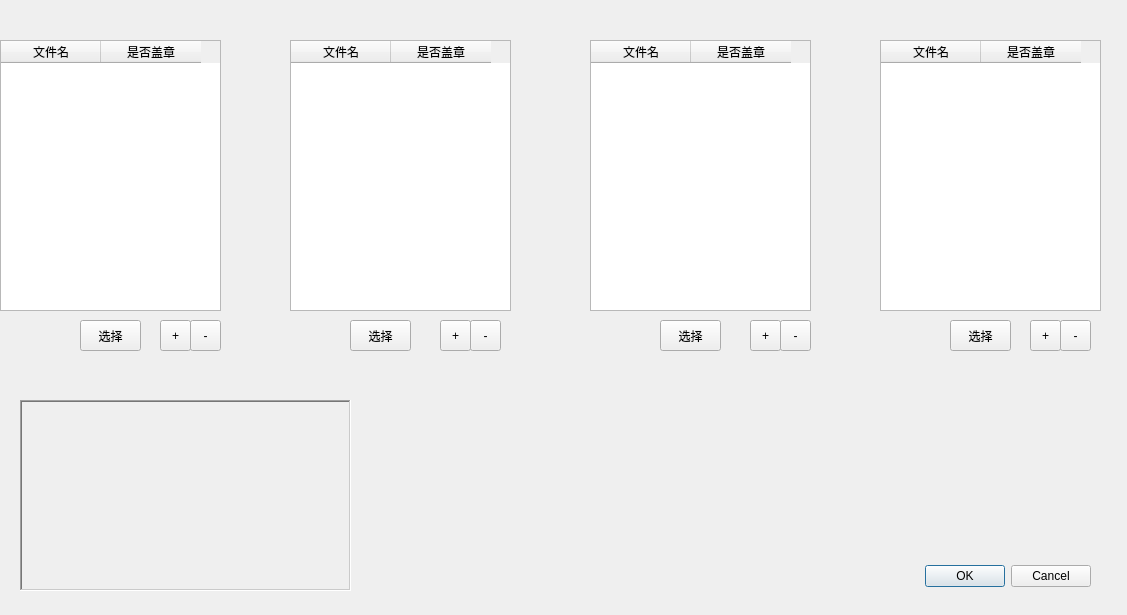
Before: the Qt Designer form default.ui in ssfdust/OfficeConventer, drawn with Qt 5.
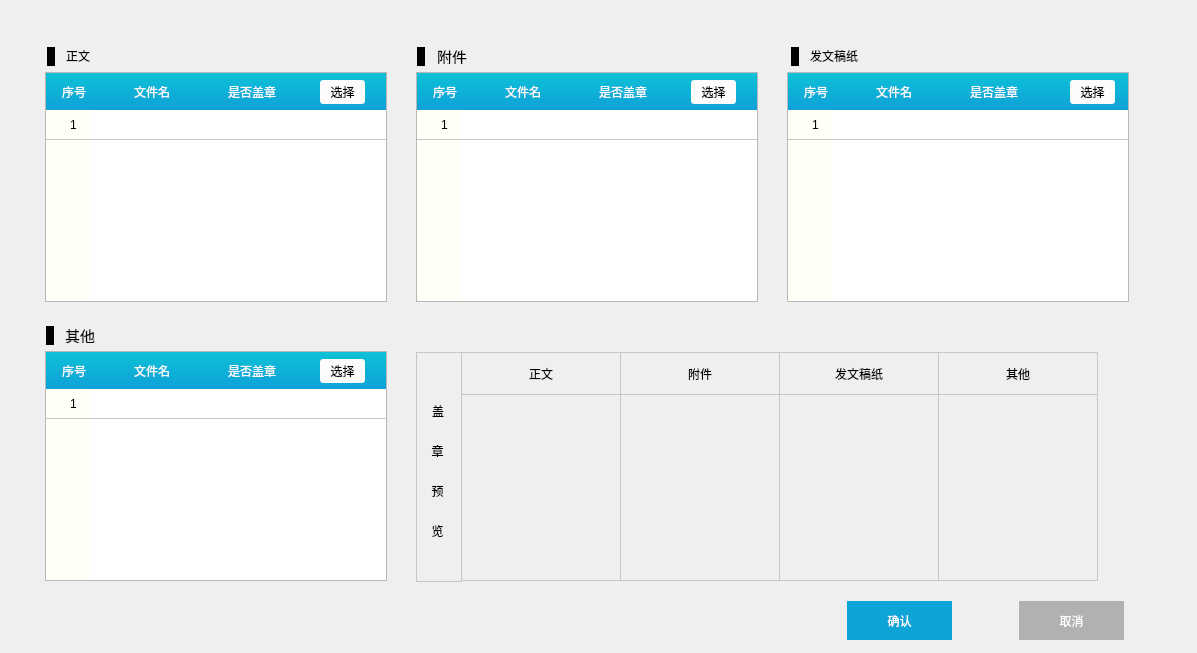
After: the same form once the commit is applied. Icons and pictures are not drawn.

Patch:
```diff
--- a/default.ui
+++ b/default.ui
@@ -6,276 +6,879 @@
    <rect>
     <x>0</x>
     <y>0</y>
-    <width>1127</width>
-    <height>615</height>
+    <width>1197</width>
+    <height>653</height>
    </rect>
   </property>
+  <property name="sizePolicy">
+   <sizepolicy hsizetype="Ignored" vsizetype="Ignored">
+    <horstretch>0</horstretch>
+    <verstretch>0</verstretch>
+   </sizepolicy>
+  </property>
+  <property name="minimumSize">
+   <size>
+    <width>1197</width>
+    <height>653</height>
+   </size>
+  </property>
+  <property name="maximumSize">
+   <size>
+    <width>1197</width>
+    <height>653</height>
+   </size>
+  </property>
   <property name="windowTitle">
    <string>Dialog</string>
   </property>
-  <widget class="QDialogButtonBox" name="buttonBox">
-   <property name="geometry">
-    <rect>
-     <x>750</x>
-     <y>560</y>
-     <width>341</width>
-     <height>32</height>
-    </rect>
-   </property>
-   <property name="orientation">
-    <enum>Qt::Horizontal</enum>
-   </property>
-   <property name="standardButtons">
-    <set>QDialogButtonBox::Cancel|QDialogButtonBox::Ok</set>
-   </property>
-  </widget>
-  <widget class="QToolButton" name="add3">
-   <property name="geometry">
-    <rect>
-     <x>750</x>
-     <y>320</y>
-     <width>31</width>
-     <height>31</height>
-    </rect>
-   </property>
-   <property name="text">
-    <string>+</string>
-   </property>
-  </widget>
-  <widget class="QToolButton" name="del3">
-   <property name="geometry">
-    <rect>
-     <x>780</x>
-     <y>320</y>
-     <width>31</width>
-     <height>31</height>
-    </rect>
-   </property>
-   <property name="text">
-    <string>-</string>
-   </property>
-  </widget>
-  <widget class="QPushButton" name="select3">
-   <property name="geometry">
-    <rect>
-     <x>660</x>
-     <y>320</y>
-     <width>61</width>
-     <height>31</height>
-    </rect>
-   </property>
-   <property name="text">
-    <string>选择</string>
-   </property>
-  </widget>
+  <property name="styleSheet">
+   <string notr="true"/>
+  </property>
   <widget class="QTableWidget" name="table1">
    <property name="geometry">
     <rect>
-     <x>0</x>
-     <y>40</y>
-     <width>221</width>
-     <height>271</height>
+     <x>45</x>
+     <y>72</y>
+     <width>342</width>
+     <height>230</height>
     </rect>
    </property>
+   <property name="styleSheet">
+    <string notr="true">QHeaderView{
+	background:#fffff8;
+}
+QTableWidgetItem {
+	text-align:right;
+}
+QTableView QHeaderView::section {
+	padding-left:24px;
+}
+QHeaderView::section::horizontal {
+	color: #FCFCFC;
+	width: 50px;
+	height: 37px;
+	background: qlineargradient(spread:pad, x1:0, y1:0, x2:0, y2:1, stop:0 rgba(14, 193, 214, 255), stop:1 rgba(14, 161, 216, 255));
+	border: 0px;
+}
+QTableView{
+    gridline-color: #fffff8;
+}
+QTableView::item{
+	height:32px;
+    border-bottom: 1px solid  #C6C6C6;
+}
+QHeaderView::section::vertical{
+	text-align: right;
+	width:20px;
+	height:32px;
+	background: #fffff8;
+	border-style: none;
+	border-bottom: 0.5px solid  #C6C6C6;
+}</string>
+   </property>
+   <property name="horizontalScrollBarPolicy">
+    <enum>Qt::ScrollBarAlwaysOff</enum>
+   </property>
+   <property name="showGrid">
+    <bool>false</bool>
+   </property>
+   <row>
+    <property name="text">
+     <string>1</string>
+    </property>
+   </row>
    <column>
     <property name="text">
      <string>文件名</string>
     </property>
+    <property name="textAlignment">
+     <set>AlignCenter</set>
+    </property>
    </column>
    <column>
     <property name="text">
      <string>是否盖章</string>
     </property>
+    <property name="textAlignment">
+     <set>AlignCenter</set>
+    </property>
    </column>
+   <column>
+    <property name="text">
+     <string/>
+    </property>
+   </column>
+   <item row="0" column="0">
+    <property name="text">
+     <string/>
+    </property>
+   </item>
+   <item row="0" column="1">
+    <property name="text">
+     <string/>
+    </property>
+   </item>
   </widget>
   <widget class="QPushButton" name="select1">
    <property name="geometry">
     <rect>
-     <x>80</x>
-     <y>320</y>
-     <width>61</width>
-     <height>31</height>
+     <x>320</x>
+     <y>80</y>
+     <width>45</width>
+     <height>24</height>
     </rect>
    </property>
+   <property name="styleSheet">
+    <string notr="true">QPushButton {
+border-style: inset;
+background:rgba(252,252,252,1);
+border-radius: 3px;
+}
+QPushButton:pressed{
+background-color: rgb(228, 228, 228);
+border-style: outset;
+}</string>
+   </property>
    <property name="text">
     <string>选择</string>
    </property>
-  </widget>
-  <widget class="QToolButton" name="add1">
-   <property name="geometry">
-    <rect>
-     <x>160</x>
-     <y>320</y>
-     <width>31</width>
-     <height>31</height>
-    </rect>
-   </property>
-   <property name="text">
-    <string>+</string>
-   </property>
-  </widget>
-  <widget class="QToolButton" name="del1">
-   <property name="geometry">
-    <rect>
-     <x>190</x>
-     <y>320</y>
-     <width>31</width>
-     <height>31</height>
-    </rect>
-   </property>
-   <property name="text">
-    <string>-</string>
+   <property name="flat">
+    <bool>false</bool>
    </property>
   </widget>
   <widget class="QTableWidget" name="table3">
    <property name="geometry">
     <rect>
-     <x>590</x>
-     <y>40</y>
-     <width>221</width>
-     <height>271</height>
+     <x>787</x>
+     <y>72</y>
+     <width>342</width>
+     <height>230</height>
     </rect>
    </property>
+   <property name="styleSheet">
+    <string notr="true">QHeaderView{
+	background:#fffff8;
+}
+QTableWidgetItem {
+	text-align:right;
+}
+QTableView QHeaderView::section {
+	padding-left:24px;
+}
+QHeaderView::section::horizontal {
+	color: #FCFCFC;
+	width: 50px;
+	height: 37px;
+	background: qlineargradient(spread:pad, x1:0, y1:0, x2:0, y2:1, stop:0 rgba(14, 193, 214, 255), stop:1 rgba(14, 161, 216, 255));
+	border: 0px;
+}
+QTableView{
+    gridline-color: #fffff8;
+}
+QTableView::item{
+	height:32px;
+    border-bottom: 1px solid  #C6C6C6;
+}
+QHeaderView::section::vertical{
+	text-align: right;
+	width:20px;
+	height:32px;
+	background: #fffff8;
+	border-style: none;
+	border-bottom: 0.5px solid  #C6C6C6;
+}</string>
+   </property>
+   <property name="horizontalScrollBarPolicy">
+    <enum>Qt::ScrollBarAlwaysOff</enum>
+   </property>
+   <property name="showGrid">
+    <bool>false</bool>
+   </property>
+   <row>
+    <property name="text">
+     <string>1</string>
+    </property>
+   </row>
    <column>
     <property name="text">
      <string>文件名</string>
     </property>
+    <property name="textAlignment">
+     <set>AlignCenter</set>
+    </property>
    </column>
    <column>
     <property name="text">
      <string>是否盖章</string>
+    </property>
+    <property name="textAlignment">
+     <set>AlignCenter</set>
+    </property>
+   </column>
+   <column>
+    <property name="text">
+     <string/>
     </property>
    </column>
   </widget>
   <widget class="QTableWidget" name="table2">
    <property name="geometry">
     <rect>
-     <x>290</x>
-     <y>40</y>
-     <width>221</width>
-     <height>271</height>
+     <x>416</x>
+     <y>72</y>
+     <width>342</width>
+     <height>230</height>
     </rect>
    </property>
+   <property name="styleSheet">
+    <string notr="true">QHeaderView{
+	background:#fffff8;
+}
+QTableWidgetItem {
+	text-align:right;
+}
+QTableView QHeaderView::section {
+	padding-left:24px;
+}
+QHeaderView::section::horizontal {
+	color: #FCFCFC;
+	width: 50px;
+	height: 37px;
+	background: qlineargradient(spread:pad, x1:0, y1:0, x2:0, y2:1, stop:0 rgba(14, 193, 214, 255), stop:1 rgba(14, 161, 216, 255));
+	border: 0px;
+}
+QTableView{
+    gridline-color: #fffff8;
+}
+QTableView::item{
+	height:32px;
+    border-bottom: 1px solid  #C6C6C6;
+}
+QHeaderView::section::vertical{
+	text-align: right;
+	width:20px;
+	height:32px;
+	background: #fffff8;
+	border-style: none;
+	border-bottom: 0.5px solid  #C6C6C6;
+}</string>
+   </property>
+   <property name="horizontalScrollBarPolicy">
+    <enum>Qt::ScrollBarAlwaysOff</enum>
+   </property>
+   <property name="showGrid">
+    <bool>false</bool>
+   </property>
+   <row>
+    <property name="text">
+     <string>1</string>
+    </property>
+   </row>
    <column>
     <property name="text">
      <string>文件名</string>
     </property>
+    <property name="textAlignment">
+     <set>AlignCenter</set>
+    </property>
    </column>
    <column>
     <property name="text">
      <string>是否盖章</string>
+    </property>
+    <property name="textAlignment">
+     <set>AlignCenter</set>
+    </property>
+   </column>
+   <column>
+    <property name="text">
+     <string/>
     </property>
    </column>
   </widget>
   <widget class="QPushButton" name="select2">
    <property name="geometry">
     <rect>
-     <x>350</x>
-     <y>320</y>
-     <width>61</width>
-     <height>31</height>
+     <x>691</x>
+     <y>80</y>
+     <width>45</width>
+     <height>24</height>
     </rect>
    </property>
+   <property name="styleSheet">
+    <string notr="true">QPushButton {
+background:rgba(252,252,252,1);
+border-radius: 3px;
+}
+QPushButton:pressed{
+background-color: rgb(228, 228, 228);
+border-style: outset;
+}</string>
+   </property>
    <property name="text">
     <string>选择</string>
    </property>
   </widget>
-  <widget class="QToolButton" name="add2">
-   <property name="geometry">
-    <rect>
-     <x>440</x>
-     <y>320</y>
-     <width>31</width>
-     <height>31</height>
-    </rect>
-   </property>
-   <property name="text">
-    <string>+</string>
-   </property>
-  </widget>
-  <widget class="QToolButton" name="del2">
-   <property name="geometry">
-    <rect>
-     <x>470</x>
-     <y>320</y>
-     <width>31</width>
-     <height>31</height>
-    </rect>
-   </property>
-   <property name="text">
-    <string>-</string>
-   </property>
-  </widget>
   <widget class="QTableWidget" name="table4">
    <property name="geometry">
     <rect>
-     <x>880</x>
-     <y>40</y>
-     <width>221</width>
-     <height>271</height>
+     <x>45</x>
+     <y>351</y>
+     <width>342</width>
+     <height>230</height>
     </rect>
    </property>
+   <property name="styleSheet">
+    <string notr="true">QHeaderView{
+	background:#fffff8;
+}
+QTableView QHeaderView::section {
+	padding-left:24px;
+}
+QHeaderView::section::horizontal {
+	color: #FCFCFC;
+	width: 50px;
+	height: 37px;
+	background: qlineargradient(spread:pad, x1:0, y1:0, x2:0, y2:1, stop:0 rgba(14, 193, 214, 255), stop:1 rgba(14, 161, 216, 255));
+	border: 0px;
+}
+QTableView{
+    gridline-color: #fffff8;
+}
+QTableView::item{
+	height:32px;
+    border-bottom: 1px solid  #C6C6C6;
+}
+QHeaderView::section::vertical{
+	text-align: right;
+	width:20px;
+	height:32px;
+	background: #fffff8;
+	border-style: none;
+	border-bottom: 0.5px solid  #C6C6C6;
+}</string>
+   </property>
+   <property name="horizontalScrollBarPolicy">
+    <enum>Qt::ScrollBarAlwaysOff</enum>
+   </property>
+   <property name="showGrid">
+    <bool>false</bool>
+   </property>
+   <row>
+    <property name="text">
+     <string>1</string>
+    </property>
+   </row>
    <column>
     <property name="text">
      <string>文件名</string>
     </property>
+    <property name="textAlignment">
+     <set>AlignCenter</set>
+    </property>
    </column>
    <column>
     <property name="text">
      <string>是否盖章</string>
     </property>
+    <property name="textAlignment">
+     <set>AlignCenter</set>
+    </property>
    </column>
+   <column>
+    <property name="text">
+     <string/>
+    </property>
+   </column>
+   <item row="0" column="0">
+    <property name="text">
+     <string/>
+    </property>
+   </item>
   </widget>
   <widget class="QPushButton" name="select4">
    <property name="geometry">
     <rect>
-     <x>950</x>
-     <y>320</y>
-     <width>61</width>
-     <height>31</height>
+     <x>320</x>
+     <y>359</y>
+     <width>45</width>
+     <height>24</height>
     </rect>
    </property>
+   <property name="styleSheet">
+    <string notr="true">QPushButton {
+background:rgba(252,252,252,1);
+border-radius: 3px;
+}
+QPushButton:pressed{
+background-color: rgb(228, 228, 228);
+border-style: outset;
+}</string>
+   </property>
    <property name="text">
     <string>选择</string>
    </property>
   </widget>
-  <widget class="QToolButton" name="add4">
+  <widget class="QLabel" name="pic1">
    <property name="geometry">
     <rect>
-     <x>1030</x>
-     <y>320</y>
+     <x>461</x>
+     <y>394</y>
+     <width>160</width>
+     <height>187</height>
+    </rect>
+   </property>
+   <property name="styleSheet">
+    <string notr="true">QLabel {
+	border: 1px solid #C6C6C6;
+}</string>
+   </property>
+   <property name="frameShape">
+    <enum>QFrame::StyledPanel</enum>
+   </property>
+   <property name="frameShadow">
+    <enum>QFrame::Sunken</enum>
+   </property>
+   <property name="lineWidth">
+    <number>1</number>
+   </property>
+   <property name="text">
+    <string/>
+   </property>
+   <property name="pixmap">
+    <pixmap>../../../Downloads/14131077857079_former_shot.jpg</pixmap>
+   </property>
+   <property name="alignment">
+    <set>Qt::AlignCenter</set>
+   </property>
+  </widget>
+  <widget class="QLabel" name="label1">
+   <property name="geometry">
+    <rect>
+     <x>47</x>
+     <y>47</y>
+     <width>8</width>
+     <height>19</height>
+    </rect>
+   </property>
+   <property name="styleSheet">
+    <string notr="true">#label1 {
+background-color: #000000;
+}</string>
+   </property>
+   <property name="text">
+    <string/>
+   </property>
+  </widget>
+  <widget class="QLabel" name="label2">
+   <property name="geometry">
+    <rect>
+     <x>417</x>
+     <y>47</y>
+     <width>8</width>
+     <height>19</height>
+    </rect>
+   </property>
+   <property name="styleSheet">
+    <string notr="true">#label, #label2,#label3,#label4 {
+background-color: #000000;
+}</string>
+   </property>
+   <property name="text">
+    <string/>
+   </property>
+  </widget>
+  <widget class="QLabel" name="label3">
+   <property name="geometry">
+    <rect>
+     <x>791</x>
+     <y>47</y>
+     <width>8</width>
+     <height>19</height>
+    </rect>
+   </property>
+   <property name="styleSheet">
+    <string notr="true">#label, #label2,#label3,#label4 {
+background-color: #000000;
+}</string>
+   </property>
+   <property name="text">
+    <string/>
+   </property>
+  </widget>
+  <widget class="QLabel" name="label4">
+   <property name="geometry">
+    <rect>
+     <x>46</x>
+     <y>326</y>
+     <width>8</width>
+     <height>19</height>
+    </rect>
+   </property>
+   <property name="styleSheet">
+    <string notr="true">#label, #label2,#label3,#label4 {
+background-color: #000000;
+}</string>
+   </property>
+   <property name="text">
+    <string/>
+   </property>
+  </widget>
+  <widget class="QLabel" name="label">
+   <property name="geometry">
+    <rect>
+     <x>66</x>
+     <y>48</y>
+     <width>32</width>
+     <height>15</height>
+    </rect>
+   </property>
+   <property name="text">
+    <string>正文</string>
+   </property>
+  </widget>
+  <widget class="QLabel" name="label_2">
+   <property name="geometry">
+    <rect>
+     <x>437</x>
+     <y>49</y>
      <width>31</width>
-     <height>31</height>
+     <height>15</height>
     </rect>
    </property>
+   <property name="font">
+    <font>
+     <pointsize>11</pointsize>
+    </font>
+   </property>
    <property name="text">
-    <string>+</string>
+    <string>附件</string>
    </property>
   </widget>
-  <widget class="QToolButton" name="del4">
+  <widget class="QLabel" name="label_3">
    <property name="geometry">
     <rect>
-     <x>1060</x>
-     <y>320</y>
+     <x>810</x>
+     <y>48</y>
+     <width>64</width>
+     <height>16</height>
+    </rect>
+   </property>
+   <property name="text">
+    <string>发文稿纸</string>
+   </property>
+  </widget>
+  <widget class="QLabel" name="label_4">
+   <property name="geometry">
+    <rect>
+     <x>46</x>
+     <y>73</y>
+     <width>56</width>
+     <height>37</height>
+    </rect>
+   </property>
+   <property name="styleSheet">
+    <string notr="true">QLabel {
+	background: qlineargradient(spread:pad, x1:0, y1:0, x2:0, y2:1, stop:0 rgba(14, 193, 214, 255), stop:1 rgba(14, 161, 216, 255));
+	color: #FCFCFC;
+}</string>
+   </property>
+   <property name="text">
+    <string>序号</string>
+   </property>
+   <property name="alignment">
+    <set>Qt::AlignCenter</set>
+   </property>
+  </widget>
+  <widget class="QLabel" name="label_5">
+   <property name="geometry">
+    <rect>
+     <x>417</x>
+     <y>73</y>
+     <width>56</width>
+     <height>37</height>
+    </rect>
+   </property>
+   <property name="styleSheet">
+    <string notr="true">QLabel {
+	background: qlineargradient(spread:pad, x1:0, y1:0, x2:0, y2:1, stop:0 rgba(14, 193, 214, 255), stop:1 rgba(14, 161, 216, 255));
+	color: #FCFCFC;
+}</string>
+   </property>
+   <property name="text">
+    <string>序号</string>
+   </property>
+   <property name="alignment">
+    <set>Qt::AlignCenter</set>
+   </property>
+  </widget>
+  <widget class="QLabel" name="label_6">
+   <property name="geometry">
+    <rect>
+     <x>788</x>
+     <y>73</y>
+     <width>56</width>
+     <height>37</height>
+    </rect>
+   </property>
+   <property name="styleSheet">
+    <string notr="true">QLabel {
+	background: qlineargradient(spread:pad, x1:0, y1:0, x2:0, y2:1, stop:0 rgba(14, 193, 214, 255), stop:1 rgba(14, 161, 216, 255));
+	color: #FCFCFC;
+}</string>
+   </property>
+   <property name="text">
+    <string>序号</string>
+   </property>
+   <property name="alignment">
+    <set>Qt::AlignCenter</set>
+   </property>
+  </widget>
+  <widget class="QLabel" name="label_7">
+   <property name="geometry">
+    <rect>
+     <x>65</x>
+     <y>328</y>
      <width>31</width>
-     <height>31</height>
+     <height>15</height>
     </rect>
    </property>
+   <property name="font">
+    <font>
+     <pointsize>11</pointsize>
+    </font>
+   </property>
    <property name="text">
-    <string>-</string>
+    <string>其他</string>
    </property>
   </widget>
   <widget class="QLabel" name="pic">
    <property name="geometry">
     <rect>
-     <x>20</x>
-     <y>400</y>
-     <width>331</width>
-     <height>191</height>
+     <x>46</x>
+     <y>352</y>
+     <width>56</width>
+     <height>37</height>
     </rect>
    </property>
+   <property name="styleSheet">
+    <string notr="true">QLabel {
+	background: qlineargradient(spread:pad, x1:0, y1:0, x2:0, y2:1, stop:0 rgba(14, 193, 214, 255), stop:1 rgba(14, 161, 216, 255));
+	color: #FCFCFC;
+}</string>
+   </property>
+   <property name="text">
+    <string>序号</string>
+   </property>
+   <property name="alignment">
+    <set>Qt::AlignCenter</set>
+   </property>
+  </widget>
+  <widget class="QPushButton" name="select3">
+   <property name="geometry">
+    <rect>
+     <x>1070</x>
+     <y>80</y>
+     <width>45</width>
+     <height>24</height>
+    </rect>
+   </property>
+   <property name="styleSheet">
+    <string notr="true">QPushButton {
+background:rgba(252,252,252,1);
+border-radius: 3px;
+}
+QPushButton:pressed{
+background-color: rgb(228, 228, 228);
+border-style: outset;
+}</string>
+   </property>
+   <property name="text">
+    <string>选择</string>
+   </property>
+  </widget>
+  <widget class="QLabel" name="label_9">
+   <property name="geometry">
+    <rect>
+     <x>422</x>
+     <y>390</y>
+     <width>32</width>
+     <height>41</height>
+    </rect>
+   </property>
+   <property name="text">
+    <string>盖</string>
+   </property>
+   <property name="alignment">
+    <set>Qt::AlignCenter</set>
+   </property>
+  </widget>
+  <widget class="QLabel" name="label_10">
+   <property name="geometry">
+    <rect>
+     <x>422</x>
+     <y>430</y>
+     <width>31</width>
+     <height>41</height>
+    </rect>
+   </property>
+   <property name="text">
+    <string>章</string>
+   </property>
+   <property name="alignment">
+    <set>Qt::AlignCenter</set>
+   </property>
+  </widget>
+  <widget class="QLabel" name="label_11">
+   <property name="geometry">
+    <rect>
+     <x>422</x>
+     <y>470</y>
+     <width>31</width>
+     <height>41</height>
+    </rect>
+   </property>
+   <property name="text">
+    <string>预</string>
+   </property>
+   <property name="alignment">
+    <set>Qt::AlignCenter</set>
+   </property>
+  </widget>
+  <widget class="QLabel" name="label_12">
+   <property name="geometry">
+    <rect>
+     <x>422</x>
+     <y>510</y>
+     <width>31</width>
+     <height>41</height>
+    </rect>
+   </property>
+   <property name="text">
+    <string>览</string>
+   </property>
+   <property name="alignment">
+    <set>Qt::AlignCenter</set>
+   </property>
+  </widget>
+  <widget class="QLabel" name="label_13">
+   <property name="geometry">
+    <rect>
+     <x>416</x>
+     <y>352</y>
+     <width>46</width>
+     <height>230</height>
+    </rect>
+   </property>
+   <property name="styleSheet">
+    <string notr="true">QLabel {
+	border: 1px solid #C6C6C6;
+}</string>
+   </property>
+   <property name="text">
+    <string/>
+   </property>
+  </widget>
+  <widget class="QLabel" name="label_14">
+   <property name="geometry">
+    <rect>
+     <x>461</x>
+     <y>352</y>
+     <width>160</width>
+     <height>43</height>
+    </rect>
+   </property>
+   <property name="styleSheet">
+    <string notr="true">QLabel {
+	border: 1px solid #C6C6C6;
+}</string>
+   </property>
+   <property name="text">
+    <string>正文</string>
+   </property>
+   <property name="alignment">
+    <set>Qt::AlignCenter</set>
+   </property>
+  </widget>
+  <widget class="QLabel" name="label_15">
+   <property name="geometry">
+    <rect>
+     <x>620</x>
+     <y>352</y>
+     <width>160</width>
+     <height>43</height>
+    </rect>
+   </property>
+   <property name="styleSheet">
+    <string notr="true">QLabel {
+	border: 1px solid #C6C6C6;
+}</string>
+   </property>
+   <property name="text">
+    <string>附件</string>
+   </property>
+   <property name="alignment">
+    <set>Qt::AlignCenter</set>
+   </property>
+  </widget>
+  <widget class="QLabel" name="label_16">
+   <property name="geometry">
+    <rect>
+     <x>938</x>
+     <y>352</y>
+     <width>160</width>
+     <height>43</height>
+    </rect>
+   </property>
+   <property name="styleSheet">
+    <string notr="true">QLabel {
+	border: 1px solid #C6C6C6;
+}</string>
+   </property>
+   <property name="text">
+    <string>其他</string>
+   </property>
+   <property name="alignment">
+    <set>Qt::AlignCenter</set>
+   </property>
+  </widget>
+  <widget class="QLabel" name="label_17">
+   <property name="geometry">
+    <rect>
+     <x>779</x>
+     <y>352</y>
+     <width>160</width>
+     <height>43</height>
+    </rect>
+   </property>
+   <property name="styleSheet">
+    <string notr="true">QLabel {
+	border: 1px solid #C6C6C6;
+}</string>
+   </property>
+   <property name="text">
+    <string>发文稿纸</string>
+   </property>
+   <property name="alignment">
+    <set>Qt::AlignCenter</set>
+   </property>
+  </widget>
+  <widget class="QLabel" name="pic2">
+   <property name="geometry">
+    <rect>
+     <x>620</x>
+     <y>394</y>
+     <width>160</width>
+     <height>187</height>
+    </rect>
+   </property>
+   <property name="styleSheet">
+    <string notr="true">QLabel {
+	border: 1px solid #C6C6C6;
+}</string>
+   </property>
    <property name="frameShape">
-    <enum>QFrame::WinPanel</enum>
+    <enum>QFrame::StyledPanel</enum>
    </property>
    <property name="frameShadow">
     <enum>QFrame::Sunken</enum>
@@ -293,6 +896,122 @@
     <set>Qt::AlignCenter</set>
    </property>
   </widget>
+  <widget class="QLabel" name="pic3">
+   <property name="geometry">
+    <rect>
+     <x>779</x>
+     <y>394</y>
+     <width>160</width>
+     <height>187</height>
+    </rect>
+   </property>
+   <property name="styleSheet">
+    <string notr="true">QLabel {
+	border: 1px solid #C6C6C6;
+}</string>
+   </property>
+   <property name="frameShape">
+    <enum>QFrame::StyledPanel</enum>
+   </property>
+   <property name="frameShadow">
+    <enum>QFrame::Sunken</enum>
+   </property>
+   <property name="lineWidth">
+    <number>1</number>
+   </property>
+   <property name="text">
+    <string/>
+   </property>
+   <property name="pixmap">
+    <pixmap>../../../Downloads/14131077857079_former_shot.jpg</pixmap>
+   </property>
+   <property name="alignment">
+    <set>Qt::AlignCenter</set>
+   </property>
+  </widget>
+  <widget class="QLabel" name="pic4">
+   <property name="geometry">
+    <rect>
+     <x>938</x>
+     <y>394</y>
+     <width>160</width>
+     <height>187</height>
+    </rect>
+   </property>
+   <property name="styleSheet">
+    <string notr="true">QLabel {
+	border: 1px solid #C6C6C6;
+}</string>
+   </property>
+   <property name="frameShape">
+    <enum>QFrame::StyledPanel</enum>
+   </property>
+   <property name="frameShadow">
+    <enum>QFrame::Sunken</enum>
+   </property>
+   <property name="lineWidth">
+    <number>1</number>
+   </property>
+   <property name="text">
+    <string/>
+   </property>
+   <property name="pixmap">
+    <pixmap>../../../Downloads/14131077857079_former_shot.jpg</pixmap>
+   </property>
+   <property name="alignment">
+    <set>Qt::AlignCenter</set>
+   </property>
+  </widget>
+  <widget class="QPushButton" name="ok_btn">
+   <property name="geometry">
+    <rect>
+     <x>847</x>
+     <y>601</y>
+     <width>105</width>
+     <height>39</height>
+    </rect>
+   </property>
+   <property name="styleSheet">
+    <string notr="true">QPushButton {
+width:105px;
+height:39px;
+background:rgba(14,164,216,1);
+color: white;
+border: 0px;
+}
+QPushButton:pressed {
+background:rgb(16, 196, 255);
+}</string>
+   </property>
+   <property name="text">
+    <string>确认</string>
+   </property>
+  </widget>
+  <widget class="QPushButton" name="cancel_btn">
+   <property name="geometry">
+    <rect>
+     <x>1019</x>
+     <y>601</y>
+     <width>105</width>
+     <height>39</height>
+    </rect>
+   </property>
+   <property name="styleSheet">
+    <string notr="true">QPushButton {
+width:105px;
+height:39px;
+border: 0px;
+background:rgba(177,177,177,1);
+color: white;
+}
+QPushButton:pressed {
+	background-color: rgb(189, 189, 189);
+}</string>
+   </property>
+   <property name="text">
+    <string>取消</string>
+   </property>
+  </widget>
  </widget>
  <resources/>
  <connections>
```
Left out of the diff: 39 changed lines with no effect on the pictures.
